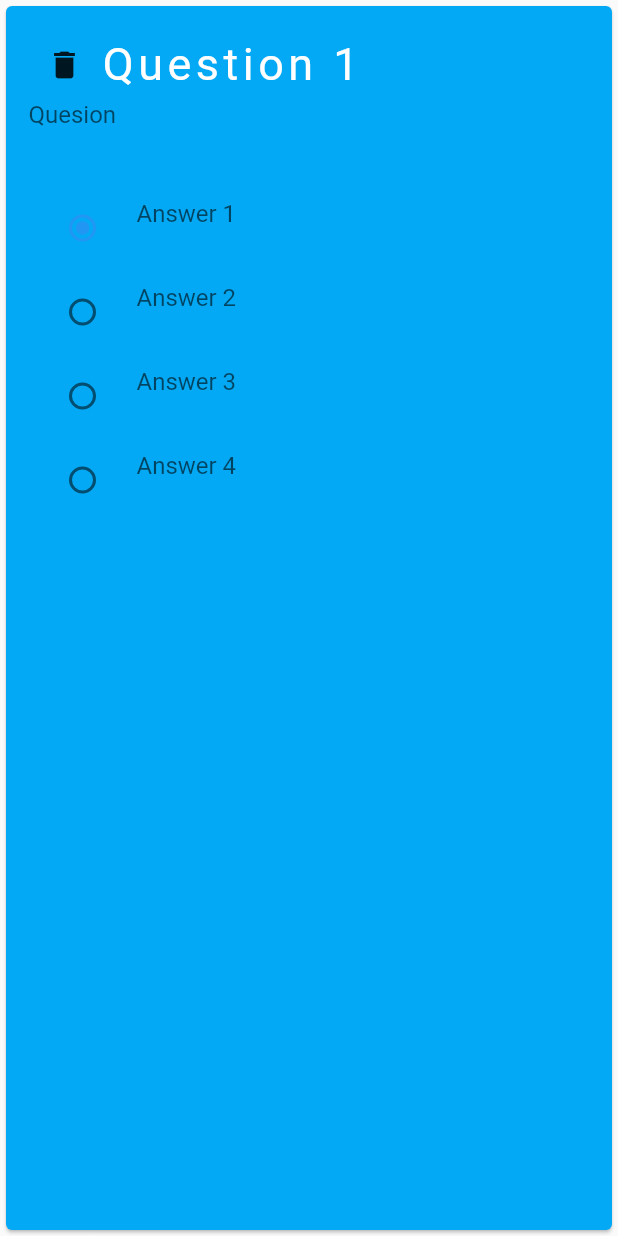
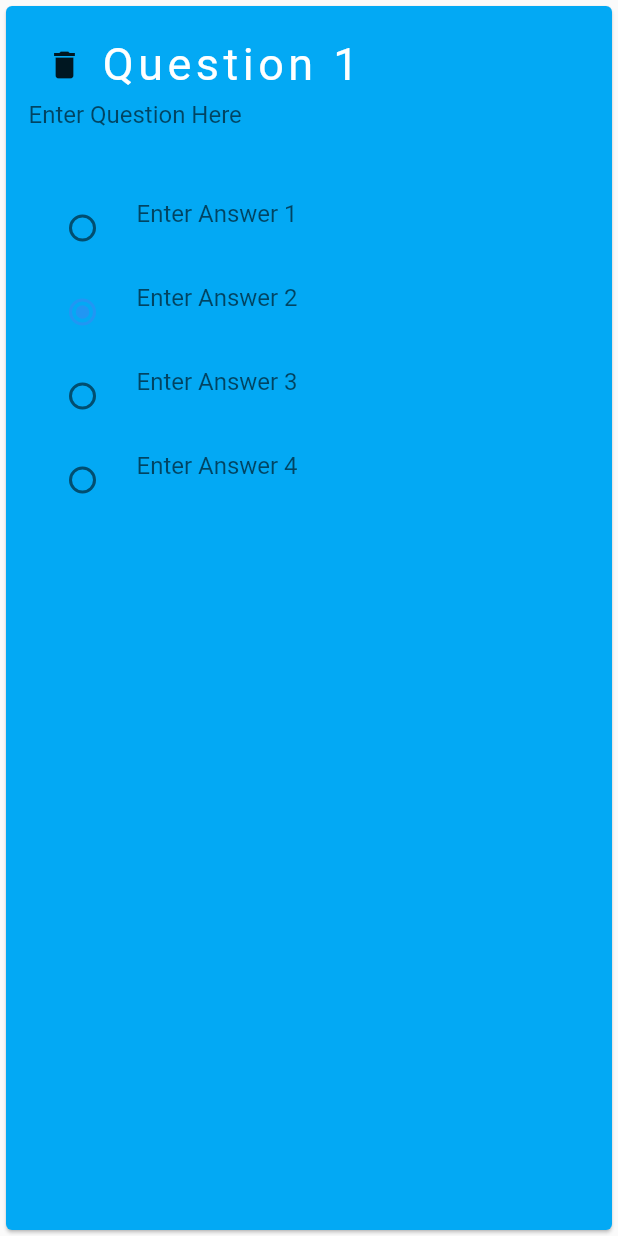
Before and after one commit to liamjc22/quizU, a Flutter app: the QuestionCard widget shown alone on an empty page, opened directly with empty values, on a phone screen of 412 x 824 dp. Run offline on Flutter 3.47's test engine with Material 2 defaults, Android fonts, the phone set to English and light mode, and no system bars; network calls fail.

```diff
--- a/tutorial/lib/main.dart
+++ b/tutorial/lib/main.dart
@@ -8,14 +8,14 @@ void main() => runApp(MyApp());
 
 class MyApp extends StatelessWidget {
   final String title = "Quizz U";
-  final String name = "Isaiah";
+  final String name = "Carl Johnson";
 
   @override
   Widget build(BuildContext context) {
     return MaterialApp(
       title: title,
       theme: ThemeData(primarySwatch: Colors.blue),
-      home: new QuestionPage([])
+      home: new StartPage(title, name)
     );
   }
 }
--- a/tutorial/lib/views/questionCard.dart
+++ b/tutorial/lib/views/questionCard.dart
@@ -11,55 +11,60 @@ class QuestionCard extends StatefulWidget {
 
   @override
   State<StatefulWidget> createState() {
-    return QuestionCardState();
+    return QuestionCardState(question.answer, question.question);
+  }
 }
 
-}
-
-
 class QuestionCardState extends State<QuestionCard> {
-  TextStyle textStyle = TextStyle(color: Colors.white, letterSpacing: 3.0, decoration: TextDecoration.none, fontSize: 30);
+  TextStyle textStyle = TextStyle(
+      color: Colors.white,
+      letterSpacing: 3.0,
+      decoration: TextDecoration.none,
+      fontSize: 30);
+  int answer;
+  TextEditingController questionController = TextEditingController();
 
   void _deleteQuestion() {
     QuizState().questions.remove(this.widget.question);
     this.widget.onDelete();
   }
 
-  // void _printQuestion(){
-  //   print(this.widget.question.answers);
-  //   print(this.widget.question.answer);
-  //   print(this.widget.question.question);
-  // }
-
-  void _saveAnswer(){
+  void _saveAnswer() {
     this.widget.question.answer = answer;
   }
 
-  void _saveQuestion(){
+  void _saveQuestion() {
     this.widget.question.question = questionController.text;
   }
 
-  TextEditingController questionController = TextEditingController();
-  int answer = 0;
+  QuestionCardState(this.answer, String question) {
+    questionController.text = question;
+  }
 
   List<Widget> _getChoices() {
     List<Widget> choices = [];
     for (int i = 0; i < 4; i++) {
       //when set state is called textfields would be reset if text editing cotrollers do not initiate with current value of questions answers
-      TextEditingController controller = new TextEditingController(text: this.widget.question.answers[i]);
-      controller.addListener((){
+      TextEditingController controller =
+          new TextEditingController(text: this.widget.question.answers[i]);
+      controller.addListener(() {
         this.widget.question.answers[i] = controller.text;
       });
 
       Widget widget = RadioListTile<int>(
         title: TextField(
             maxLines: 2,
-              decoration: InputDecoration.collapsed(hintText: "Answer ${i+1}"),
-              controller: controller
-          ),
+            decoration: InputDecoration.collapsed(hintText: "Enter Answer ${i + 1}"),
+            controller: controller),
         value: i,
         groupValue: answer,
-          onChanged: (int value) { setState(() {answer = value; _saveAnswer(); _saveQuestion(); }); },
+        onChanged: (int value) {
+          setState(() {
+            answer = value;
+            _saveAnswer();
+            _saveQuestion();
+          });
+        },
       );
       choices.add(widget);
     }
@@ -70,30 +75,28 @@ class QuestionCardState extends State<QuestionCard> {
   @override
   Widget build(BuildContext context) {
     return new Card(
-
         color: Colors.lightBlue,
         child: Padding(
           padding: const EdgeInsets.all(15.0),
-        child: Column(children: <Widget>[
+          child: Column(
+            children: <Widget>[
               Row(
                 children: [
-              IconButton(icon: Icon(Icons.delete), onPressed: _deleteQuestion),
+                  IconButton(
+                      icon: Icon(Icons.delete), onPressed: _deleteQuestion),
                   Text("Question ${widget.index + 1}", style: textStyle),
                 ],
               ),
-
               TextField(
                 maxLines: 3,
-              decoration: InputDecoration.collapsed(hintText: "Quesion"),
+                decoration: InputDecoration.collapsed(hintText: "Enter Question Here"),
                 controller: questionController,
               ),
-
-          Column(children: _getChoices(),)
-
-
-        ],),
+              Column(
+                children: _getChoices(),
               )
-
-    );
+            ],
+          ),
+        ));
   }
 }
```
Also changed, not shown: tutorial/lib/views/questionPage.dart (+18 -21 lines), tutorial/lib/views/scorePage.dart (+7 -3 lines), tutorial/lib/views/settingsPage.dart (+14 -16 lines), tutorial/lib/views/startPage.dart (+40 -13 lines). Lines whose indentation alone changed are shown as unchanged.
